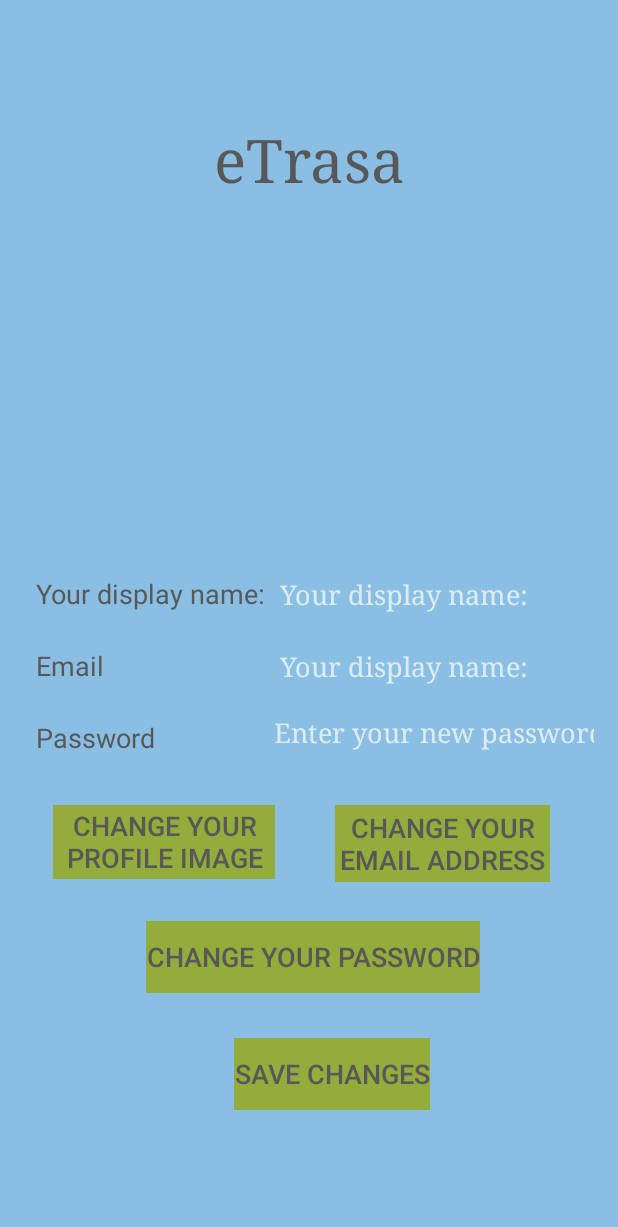
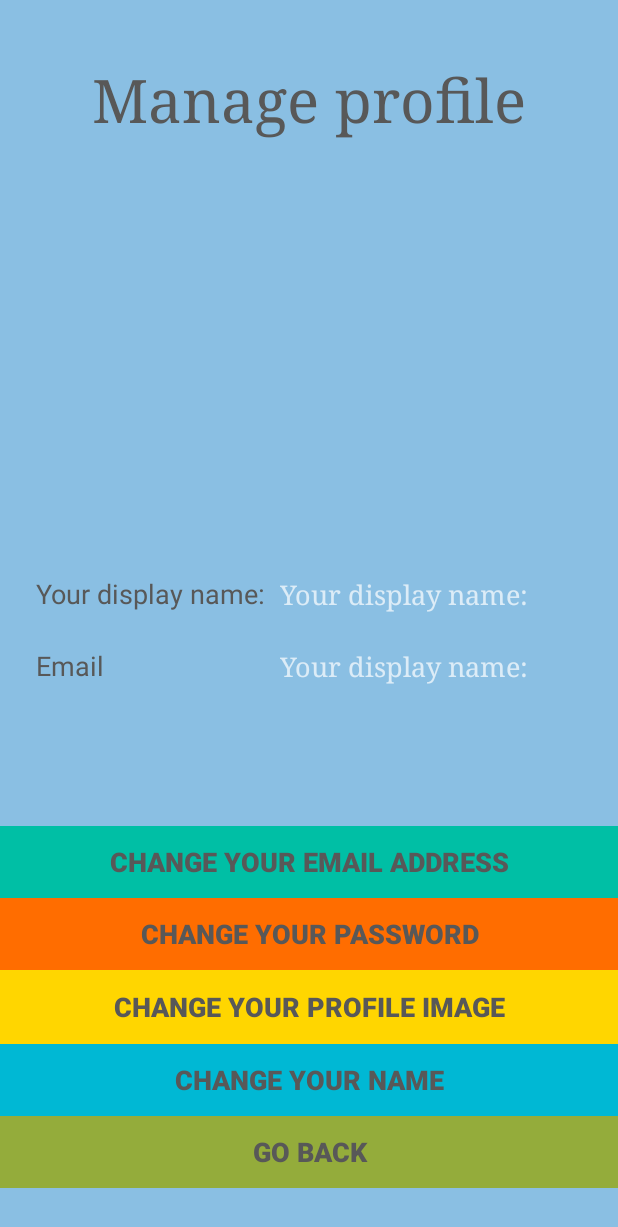
Before and after one commit to 4R0NIN7/eTrasa, an Android app: the ManageProfile screen opened directly, with no data from a screen before it, on a phone screen of 412 x 824 dp. Shown: the top 1227 px of the screen. Run offline under Robolectric (Android 15) with nearby library versions, the light colour scheme and no system bars; our stand-ins replace Firebase (no records; nobody signed in at launch, a user with empty details on screens opened directly); 4 statements that could not run were skipped.

Commit message:
Dodanie nowych aktywności

```diff
--- a/app/src/main/java/com/r0nin/etrasa/CheckProfile.java
+++ b/app/src/main/java/com/r0nin/etrasa/ManageProfile.java
@@ -28,7 +28,7 @@ Termin tego
  */
 
 
-public class CheckProfile extends AppCompatActivity {
+public class ManageProfile extends AppCompatActivity {
 
     protected Button buttonImage, buttonEmail, buttonPassword, buttonSave;
     protected EditText editTextName, editTextEmail, editTextPassword;
@@ -41,7 +41,7 @@ public class CheckProfile extends AppCompatActivity {
         buttonEmail = findViewById(R.id.buttonEmail);
         buttonImage = findViewById(R.id.buttonImage);
         buttonPassword = findViewById(R.id.buttonPassword);
-        buttonSave = findViewById(R.id.buttonSave);
+        buttonSave = findViewById(R.id.buttonChangeName);
         editTextName = findViewById(R.id.editTextName);
         editTextEmail = findViewById(R.id.editTextEmail);
         editTextPassword = findViewById(R.id.editTextPassword);
@@ -64,9 +64,9 @@ public class CheckProfile extends AppCompatActivity {
                     @Override
                     public void onComplete(@NonNull Task<Void> task) {
                         if (task.isSuccessful()) {
-                            Toast.makeText(CheckProfile.this, getApplicationContext().getString(R.string.email_updated), Toast.LENGTH_LONG).show();
+                            Toast.makeText(ManageProfile.this, getApplicationContext().getString(R.string.email_updated), Toast.LENGTH_LONG).show();
                         } else {
-                            Toast.makeText(CheckProfile.this, getApplicationContext().getString(R.string.email_updated_failed), Toast.LENGTH_LONG).show();
+                            Toast.makeText(ManageProfile.this, getApplicationContext().getString(R.string.email_updated_failed), Toast.LENGTH_LONG).show();
                         }
                     }
                 });
@@ -78,9 +78,9 @@ public class CheckProfile extends AppCompatActivity {
                     @Override
                     public void onComplete(@NonNull Task<Void> task) {
                         if (task.isSuccessful()) {
-                            Toast.makeText(CheckProfile.this, getApplicationContext().getString(R.string.password_updated), Toast.LENGTH_SHORT).show();
+                            Toast.makeText(ManageProfile.this, getApplicationContext().getString(R.string.password_updated), Toast.LENGTH_SHORT).show();
                         } else {
-                            Toast.makeText(CheckProfile.this, getApplicationContext().getString(R.string.password_updated_failed), Toast.LENGTH_SHORT).show();
+                            Toast.makeText(ManageProfile.this, getApplicationContext().getString(R.string.password_updated_failed), Toast.LENGTH_SHORT).show();
                         }
                     }
                 });
--- a/app/src/main/res/layout/activity_change_profile.xml
+++ b/app/src/main/res/layout/activity_change_profile.xml
@@ -6,91 +6,21 @@
     android:layout_height="match_parent"
     android:background="#8ABFE3"
     android:visibility="visible"
-    tools:context=".CheckProfile">
-
-    <Button
-        android:id="@+id/buttonPassword"
-        style="@android:style/Widget.DeviceDefault.Button.Borderless"
-        android:layout_width="wrap_content"
-        android:layout_height="wrap_content"
-        android:layout_marginStart="24dp"
-        android:layout_marginBottom="128dp"
-        android:background="#94AC3B"
-        android:text="@string/change_password"
-        android:textColor="#585858"
-        android:textSize="18sp"
-        app:layout_constraintBottom_toBottomOf="parent"
-        app:layout_constraintEnd_toEndOf="parent"
-        app:layout_constraintHorizontal_bias="0.444"
-        app:layout_constraintStart_toStartOf="parent"
-        app:layout_constraintTop_toTopOf="parent"
-        app:layout_constraintVertical_bias="0.948" />
-
-    <Button
-        android:id="@+id/buttonEmail"
-        style="@android:style/Widget.DeviceDefault.Button.Borderless"
-        android:layout_width="143dp"
-        android:layout_height="51dp"
-        android:layout_marginStart="24dp"
-        android:layout_marginBottom="128dp"
-        android:background="#94AC3B"
-        android:text="@string/change_email"
-        android:textColor="#585858"
-        android:textSize="18sp"
-        app:layout_constraintBottom_toBottomOf="parent"
-        app:layout_constraintEnd_toEndOf="parent"
-        app:layout_constraintHorizontal_bias="0.815"
-        app:layout_constraintStart_toStartOf="parent"
-        app:layout_constraintTop_toTopOf="parent"
-        app:layout_constraintVertical_bias="0.832" />
+    tools:context=".ManageProfile">
 
     <TextView
         android:id="@+id/appNameTextView2"
         android:layout_width="wrap_content"
         android:layout_height="wrap_content"
-        android:layout_marginTop="80dp"
+        android:layout_marginTop="40dp"
         android:fontFamily="serif"
-        android:text="@string/app_name"
+        android:text="@string/manage_acc"
         android:textColor="#585858"
         android:textSize="40sp"
         app:layout_constraintEnd_toEndOf="parent"
+        app:layout_constraintHorizontal_bias="0.498"
         app:layout_constraintStart_toStartOf="parent"
         app:layout_constraintTop_toTopOf="parent" />
-
-    <Button
-        android:id="@+id/buttonSave"
-        style="@android:style/Widget.DeviceDefault.Button.Borderless"
-        android:layout_width="wrap_content"
-        android:layout_height="wrap_content"
-        android:layout_marginStart="156dp"
-        android:background="#94AC3B"
-        android:text="@string/save"
-        android:textColor="#585858"
-        android:textSize="18sp"
-        app:layout_constraintBottom_toBottomOf="parent"
-        app:layout_constraintEnd_toEndOf="parent"
-        app:layout_constraintHorizontal_bias="0.0"
-        app:layout_constraintStart_toStartOf="parent"
-        app:layout_constraintTop_toTopOf="parent"
-        app:layout_constraintVertical_bias="0.892" />
-
-    <Button
-        android:id="@+id/buttonImage"
-        style="@android:style/Widget.DeviceDefault.Button.Borderless"
-        android:layout_width="148dp"
-        android:layout_height="49dp"
-        android:layout_marginStart="24dp"
-        android:layout_marginBottom="128dp"
-        android:background="#94AC3B"
-        android:text="@string/change_image"
-        android:textColor="#585858"
-        android:textSize="18sp"
-        app:layout_constraintBottom_toBottomOf="parent"
-        app:layout_constraintEnd_toEndOf="parent"
-        app:layout_constraintHorizontal_bias="0.048"
-        app:layout_constraintStart_toStartOf="parent"
-        app:layout_constraintTop_toTopOf="parent"
-        app:layout_constraintVertical_bias="0.83" />
 
     <TextView
         android:id="@+id/textViewName"
@@ -117,66 +47,32 @@
         app:layout_constraintStart_toStartOf="parent" />
 
     <TextView
-        android:id="@+id/textViewPassword"
-        android:layout_width="wrap_content"
-        android:layout_height="wrap_content"
-        android:layout_marginStart="24dp"
-        android:layout_marginBottom="320dp"
-        android:text="@string/password"
-        android:textColor="#585858"
-        android:textSize="18sp"
-        app:layout_constraintBottom_toBottomOf="parent"
-        app:layout_constraintStart_toStartOf="parent" />
-
-    <EditText
         android:id="@+id/editTextName"
         style="@android:style/Widget.Material.EditText"
         android:layout_width="wrap_content"
         android:layout_height="wrap_content"
         android:layout_marginEnd="12dp"
         android:layout_marginBottom="416dp"
-        android:autoText="false"
         android:background="#8ABFE3"
         android:ems="10"
         android:fontFamily="serif"
         android:hint="@string/your_name"
-        android:inputType="textPersonName"
         android:textColor="#585858"
         android:textSize="18sp"
         app:layout_constraintBottom_toBottomOf="parent"
         app:layout_constraintEnd_toEndOf="parent" />
 
-    <EditText
+    <TextView
         android:id="@+id/editTextEmail"
         style="@android:style/Widget.Material.EditText"
         android:layout_width="wrap_content"
         android:layout_height="wrap_content"
         android:layout_marginEnd="12dp"
         android:layout_marginBottom="368dp"
-        android:autoText="false"
         android:background="#8ABFE3"
         android:ems="10"
         android:fontFamily="serif"
         android:hint="@string/your_name"
-        android:inputType="textPersonName"
-        android:textColor="#585858"
-        android:textSize="18sp"
-        app:layout_constraintBottom_toBottomOf="parent"
-        app:layout_constraintEnd_toEndOf="parent" />
-
-    <EditText
-        android:id="@+id/editTextPassword"
-        style="@android:style/Widget.Material.EditText"
-        android:layout_width="wrap_content"
-        android:layout_height="wrap_content"
-        android:layout_marginEnd="16dp"
-        android:layout_marginBottom="324dp"
-        android:autoText="false"
-        android:background="#8ABFE3"
-        android:ems="10"
-        android:fontFamily="serif"
-        android:hint="@string/password_info"
-        android:inputType="textPersonName"
         android:textColor="#585858"
         android:textSize="18sp"
         app:layout_constraintBottom_toBottomOf="parent"
@@ -188,9 +84,81 @@
         android:layout_height="wrap_content"
         app:layout_constraintBottom_toBottomOf="parent"
         app:layout_constraintEnd_toEndOf="parent"
+        app:layout_constraintHorizontal_bias="0.501"
         app:layout_constraintStart_toStartOf="parent"
         app:layout_constraintTop_toTopOf="parent"
-        app:layout_constraintVertical_bias="0.289"
+        app:layout_constraintVertical_bias="0.207"
         tools:srcCompat="@tools:sample/avatars[0]" />
 
+    <LinearLayout
+        android:layout_width="match_parent"
+        android:layout_height="wrap_content"
+        android:layout_marginBottom="32dp"
+        android:orientation="vertical"
+        app:layout_constraintBottom_toBottomOf="parent"
+        app:layout_constraintEnd_toEndOf="parent"
+        app:layout_constraintStart_toStartOf="parent">
+
+        <Button
+            android:id="@+id/buttonEmail"
+            style="@android:style/Widget.DeviceDefault.Button.Borderless"
+            android:layout_width="match_parent"
+            android:layout_height="wrap_content"
+            android:background="#00BFA5"
+            android:text="@string/change_email"
+            android:textAlignment="center"
+            android:textAllCaps="true"
+            android:textColor="#585858"
+            android:textSize="18sp"
+            android:textStyle="bold" />
+
+        <Button
+            android:id="@+id/buttonPassword"
+            style="@android:style/Widget.DeviceDefault.Button.Borderless"
+            android:layout_width="match_parent"
+            android:layout_height="wrap_content"
+            android:background="#FF6D00"
+            android:text="@string/change_password"
+            android:textAlignment="center"
+            android:textColor="#585858"
+            android:textSize="18sp"
+            android:textStyle="bold" />
+
+        <Button
+            android:id="@+id/buttonImage"
+            style="@android:style/Widget.DeviceDefault.Button.Borderless"
+            android:layout_width="match_parent"
+            android:layout_height="49dp"
+            android:background="#FFD600"
+            android:text="@string/change_image"
+            android:textAlignment="center"
+            android:textColor="#585858"
+            android:textSize="18sp"
+            android:textStyle="bold" />
+
+        <Button
+            android:id="@+id/buttonChangeName"
+            style="@android:style/Widget.DeviceDefault.Button.Borderless"
+            android:layout_width="match_parent"
+            android:layout_height="wrap_content"
+            android:background="#00B8D4"
+            android:text="@string/change_name"
+            android:textAlignment="center"
+            android:textColor="#585858"
+            android:textSize="18sp"
+            android:textStyle="bold" />
+
+        <Button
+            android:id="@+id/buttonBack"
+            style="@android:style/Widget.DeviceDefault.Button.Borderless"
+            android:layout_width="match_parent"
+            android:layout_height="wrap_content"
+            android:background="#94AC3B"
+            android:text="@string/back"
+            android:textAlignment="center"
+            android:textColor="#585858"
+            android:textSize="18sp"
+            android:textStyle="bold" />
+    </LinearLayout>
+
 </androidx.constraintlayout.widget.ConstraintLayout>
--- a/app/src/main/res/values/strings.xml
+++ b/app/src/main/res/values/strings.xml
@@ -1,10 +1,11 @@
 <resources>
     <string name="app_name">eTrasa</string>
     <string name="login">Login</string>
-    <string name="main">Main</string>
+    <string name="main">Main menu</string>
     <string name="sign_in">Sign in</string>
     <string name="sign_out">Sign out</string>
     <string name="forgot_password">Forgot password?</string>
+    <string name="manage_acc">Manage profile</string>
     <string name="connect_internet">You must connect device to the Internet</string>
     <string name="change_profile">My profile</string>
     <string name="create_track">Create track</string>
@@ -19,7 +20,7 @@
     <string name="send_email_verf">Verification email sent to: </string>
     <string name="send_email_verf_failed">Failed to send verification email</string>
     <string name="hello">Welcome </string>
-    <string name="save">Save changes</string>
+    <string name="change_name">Change your name</string>
     <string name="change_your_name">Hello! Please change your name</string>
     <string name="your_name">Your display name: </string>
     <string name="change_image">Change your profile image</string>
@@ -32,4 +33,6 @@
     <string name="email_updated_failed">Failed to update email</string>
     <string name="check_data">Incorrect login or password. Try again</string>
     <string name="cannot_create_acc">User is already in database</string>
+    <string name="back">Go back</string>
+    <string name="reset_password">Reset password</string>
 </resources>
```
Also changed, not shown: app/src/main/AndroidManifest.xml (+11 -8 lines), app/src/main/java/com/r0nin/etrasa/ChangeEmail.java (added, +14 -0 lines), app/src/main/java/com/r0nin/etrasa/ChangeImage.java (added, +14 -0 lines), app/src/main/java/com/r0nin/etrasa/ChangeName.java (added, +14 -0 lines), app/src/main/java/com/r0nin/etrasa/ChangePassword.java (added, +14 -0 lines), app/src/main/java/com/r0nin/etrasa/MainActivity.java (+33 -0 lines), app/src/main/java/com/r0nin/etrasa/ResetPassword.java (added, +14 -0 lines), app/src/main/res/layout/activity_change_email.xml (added, +9 -0 lines), app/src/main/res/layout/activity_change_image.xml (added, +9 -0 lines), app/src/main/res/layout/activity_change_name.xml (added, +9 -0 lines), app/src/main/res/layout/activity_change_password.xml (added, +9 -0 lines), app/src/main/res/layout/activity_login.xml (+9 -8 lines), app/src/main/res/layout/activity_main.xml (+4 -4 lines), app/src/main/res/layout/activity_reset_password.xml (added, +9 -0 lines).
